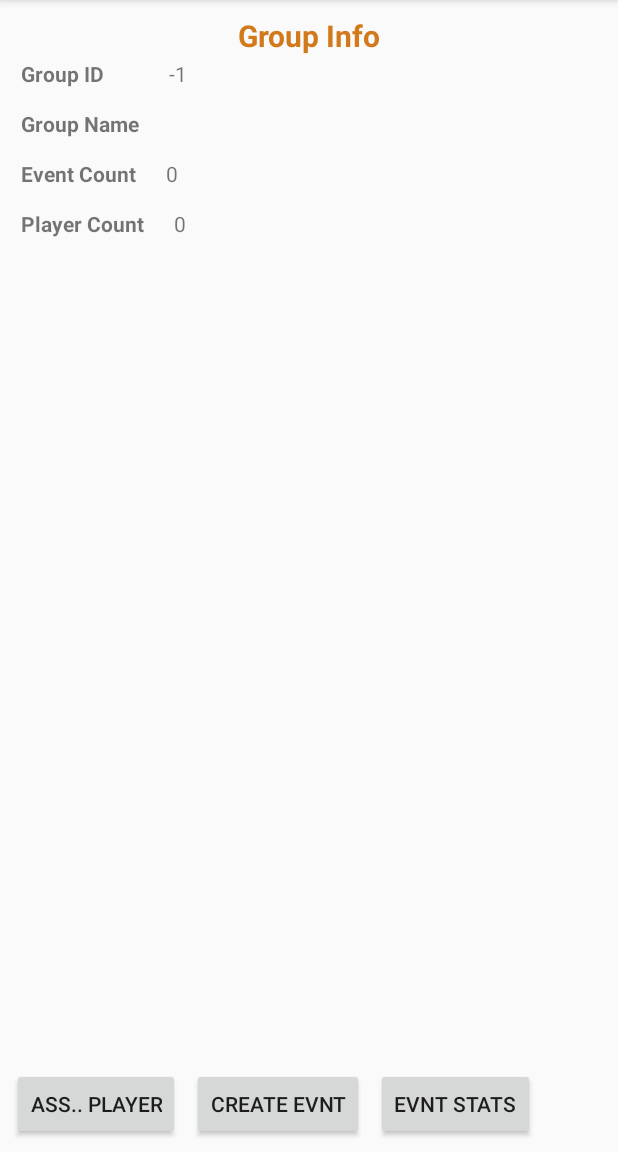
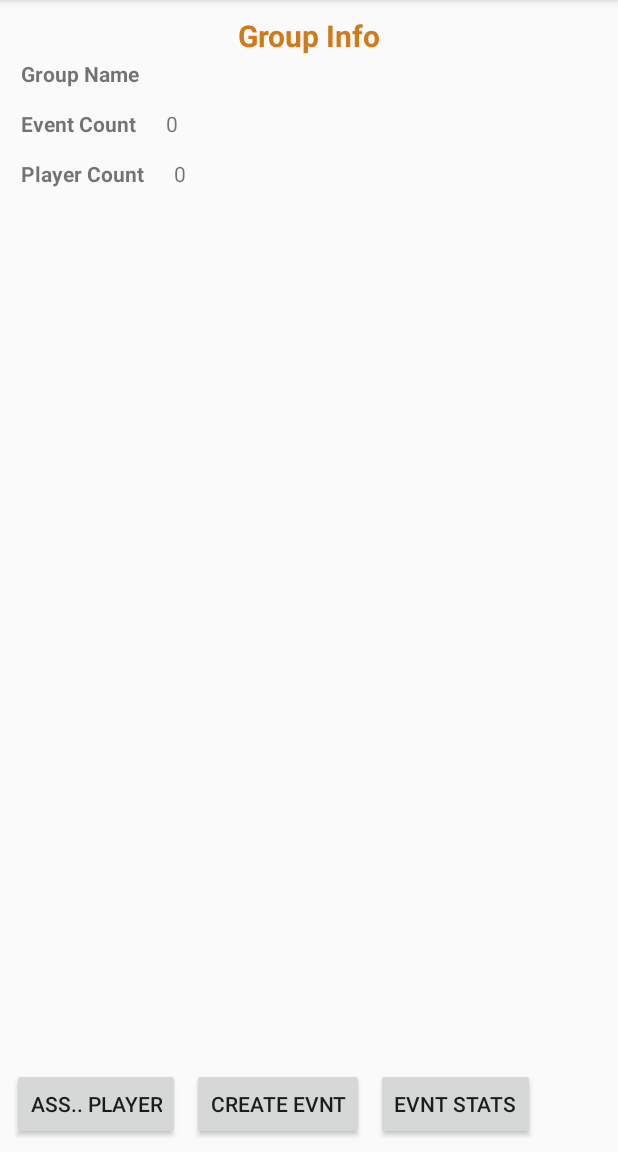
Before and after one commit to seanr89/MyGroupRandomiser, an Android app: the GroupInfoActivity screen opened directly, with no data from a screen before it, on a phone screen of 412 x 824 dp, the part 84-1236 px from its top. Run offline under Robolectric (Android 15) with nearby library versions, the light colour scheme and no system bars; 3 statements that could not run were skipped.

Commit message:
Added empty object class to provide inheritance features for recyclerview item selection features

```diff
--- /dev/null
+++ b/app/src/main/java/com/example/seanrafferty/mygrouprandomiser/Adapters/RecyclerAdapters/SelectableViewHolder.kt
@@ -0,0 +1,12 @@
+package com.example.seanrafferty.mygrouprandomiser.Adapters.RecyclerAdapters
+
+import android.support.v7.widget.RecyclerView
+import android.view.View
+
+/**
+ * Customer view holder class to be used by RecyclerViews long terms to provide selection option controls
+ */
+class SelectableViewHolder : RecyclerView.ViewHolder {
+
+    constructor(itemView: View) : super(itemView)
+}
--- a/app/src/main/java/com/example/seanrafferty/mygrouprandomiser/Fragments/EventSetupFragment.kt
+++ b/app/src/main/java/com/example/seanrafferty/mygrouprandomiser/Fragments/EventSetupFragment.kt
@@ -191,6 +191,7 @@ class EventSetupFragment : Fragment()
 
     /**
      * Request and return all selected players
+     * @return all selected players items
      */
     fun GetSelectedPlayers() : ArrayList<Player>
     {
@@ -198,6 +199,10 @@ class EventSetupFragment : Fragment()
         return _PlayerAdapter.SelectedItems
     }
 
+    /**
+     * Handle the request for date and time string parameters and convert to LocalDateTime
+     * @return ISO_Date_Time formatted localdatetime
+     */
     fun GetSelectedDateAndTime() : LocalDateTime
     {
         Log.d("EventSetupFragment", object{}.javaClass.enclosingMethod.name)
--- a/app/src/main/res/layout/activity_group_info.xml
+++ b/app/src/main/res/layout/activity_group_info.xml
@@ -24,31 +24,11 @@
         android:layout_below="@+id/GroupInfoTextHeader">
 
         <TextView
-            android:id="@+id/groupIDViewHeader"
-            android:layout_width="wrap_content"
-            android:layout_height="wrap_content"
-            android:layout_marginTop="14dp"
-            android:layout_marginLeft="14dp"
-            android:text="@string/GroupIDString"
-            android:textStyle="bold"/>
-
-            <!-- Field to display the ID for the group-->
-            <TextView
-                android:id="@+id/groupIDView"
-                android:layout_width="wrap_content"
-                android:layout_height="wrap_content"
-                android:layout_marginTop="14dp"
-                android:layout_marginLeft="43dp"
-                android:layout_toRightOf="@+id/groupIDViewHeader"
-                android:text="ID" />
-
-        <TextView
             android:id="@+id/groupNameViewHeader"
             android:layout_width="wrap_content"
             android:layout_height="wrap_content"
             android:layout_marginTop="14dp"
             android:layout_marginLeft="14dp"
-            android:layout_below="@+id/groupIDView"
             android:text="@string/GroupNameString"
             android:textStyle="bold"/>
 
@@ -59,7 +39,6 @@
                 android:layout_height="wrap_content"
                 android:layout_marginTop="14dp"
                 android:layout_marginLeft="20dp"
-                android:layout_below="@+id/groupIDView"
                 android:layout_toRightOf="@+id/groupNameViewHeader"
                 android:text="NAME" />
 
@@ -91,7 +70,7 @@
             android:layout_marginTop="14dp"
             android:layout_marginLeft="14dp"
             android:layout_below="@+id/groupEventCountHeader"
-            android:text="Player Count"
+            android:text="@string/GroupPlayerCountString"
             android:textStyle="bold"/>
 
             <!-- Field to display the player Count for the group-->
--- a/app/src/main/res/values/strings.xml
+++ b/app/src/main/res/values/strings.xml
@@ -23,6 +23,7 @@
     <!-- Group Info Act -->
     <string name="GroupIDString">Group ID</string>
     <string name="GroupNameString">Group Name</string>
+    <string name="GroupPlayerCountString">Player Count</string>
     <string name="btnGroupEventStats">Evnt Stats</string>
 
     <!-- Team Details -->
```
Also changed, not shown: app/src/main/java/com/example/seanrafferty/mygrouprandomiser/NavigationBarActivity.kt (+0 -10 lines).
